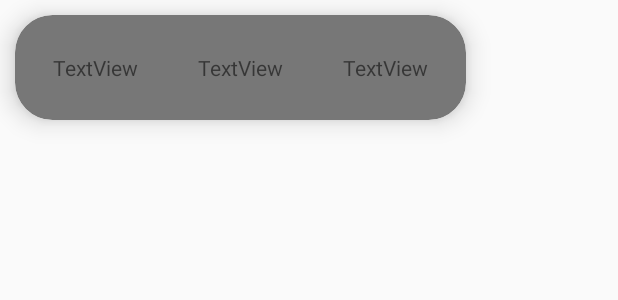
After one commit to jnhendry/FZA3077_Assignment2, an Android app: the layout patientcard.xml on its own in the app's theme, with its tools: preview values and no code run, on a phone screen of 412 x 824 dp. The commit adds this screen. Shown: the top 300 px of the screen. Run offline under Robolectric (Android 15) with nearby library versions, the phone set to English and light mode, and no system bars.

Commit message:
created recycler view working with patients. going to do visits next. onclick functionality is there however it still needs maintenance...

```diff
--- a/app/build.gradle
+++ b/app/build.gradle
@@ -26,6 +26,7 @@ dependencies {
     implementation fileTree(dir: "libs", include: ["*.jar"])
     implementation 'androidx.appcompat:appcompat:1.2.0'
     implementation 'com.google.code.gson:gson:2.8.6'
+    implementation "androidx.cardview:cardview:1.0.0"
     implementation 'androidx.constraintlayout:constraintlayout:2.0.4'
     implementation 'androidx.recyclerview:recyclerview:1.2.0'
     testImplementation 'junit:junit:4.12'
--- /dev/null
+++ b/app/src/main/java/com/hotmail/jamesnhendry/fza3077/visitAdapter.java
@@ -0,0 +1,4 @@
+package com.hotmail.jamesnhendry.fza3077;
+
+public class visitAdapter {
+}
--- /dev/null
+++ b/app/src/main/res/layout/patientcard.xml
@@ -0,0 +1,41 @@
+<?xml version="1.0" encoding="utf-8"?>
+<androidx.cardview.widget.CardView xmlns:android="http://schemas.android.com/apk/res/android"
+    xmlns:app="http://schemas.android.com/apk/res-auto"
+    xmlns:tools="http://schemas.android.com/tools"
+    android:layout_width="wrap_content"
+    android:layout_height="wrap_content"
+    android:layout_margin="10dp"
+    android:background="#CFCFCF"
+    app:cardBackgroundColor="#777777"
+    app:cardCornerRadius="25dp"
+    app:cardElevation="10sp">
+
+    <LinearLayout
+        android:layout_width="wrap_content"
+        android:layout_height="wrap_content"
+        android:layout_margin="5dp"
+        android:orientation="horizontal">
+
+        <TextView
+            android:id="@+id/txtNameSurname"
+            android:layout_width="wrap_content"
+            android:layout_height="wrap_content"
+            android:layout_margin="20dp"
+            android:text="TextView" />
+
+        <TextView
+            android:id="@+id/txtPhoneNumber"
+            android:layout_width="wrap_content"
+            android:layout_height="wrap_content"
+            android:layout_margin="20dp"
+            android:text="TextView" />
+
+        <TextView
+            android:id="@+id/txtSex"
+            android:layout_width="wrap_content"
+            android:layout_height="wrap_content"
+            android:layout_margin="20dp"
+            android:text="TextView" />
+    </LinearLayout>
+
+</androidx.cardview.widget.CardView>
--- a/app/src/main/res/layout/patientlist.xml
+++ /dev/null
@@ -1,6 +0,0 @@
-<?xml version="1.0" encoding="utf-8"?>
-<androidx.constraintlayout.widget.ConstraintLayout
-    xmlns:android="http://schemas.android.com/apk/res/android" android:layout_width="match_parent"
-    android:layout_height="match_parent">
-
-</androidx.constraintlayout.widget.ConstraintLayout>
--- /dev/null
+++ b/app/src/main/res/layout/visitcard.xml
@@ -0,0 +1,5 @@
+<?xml version="1.0" encoding="utf-8"?>
+<androidx.cardview.widget.CardView xmlns:android="http://schemas.android.com/apk/res/android"
+    android:layout_width="match_parent" android:layout_height="match_parent">
+
+</androidx.cardview.widget.CardView>
--- a/app/src/main/res/layout/visitpatient.xml
+++ /dev/null
@@ -1,6 +0,0 @@
-<?xml version="1.0" encoding="utf-8"?>
-<androidx.constraintlayout.widget.ConstraintLayout
-    xmlns:android="http://schemas.android.com/apk/res/android" android:layout_width="match_parent"
-    android:layout_height="match_parent">
-
-</androidx.constraintlayout.widget.ConstraintLayout>
```
Also changed, not shown: app/src/main/java/com/hotmail/jamesnhendry/fza3077/ClinitianHome.java (+22 -2 lines), app/src/main/java/com/hotmail/jamesnhendry/fza3077/patientAdapter.java (added, +79 -0 lines), app/src/main/res/layout/activity_clinitian_home.xml (+6 -6 lines), app/src/main/res/layout/activity_patient_home.xml (+4 -4 lines).
